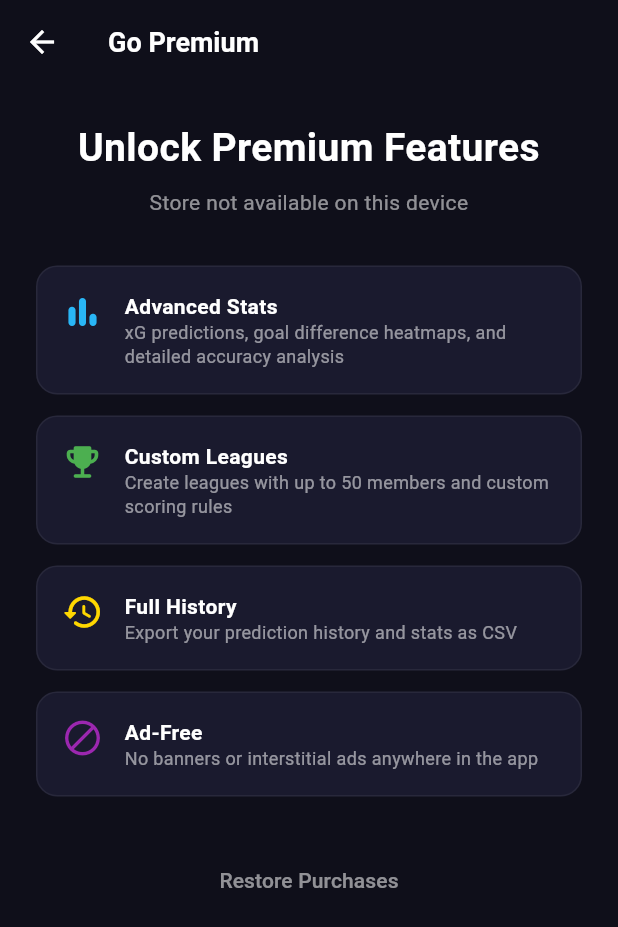
After one commit to Mattathiasa/prediction_league, a Flutter app: the PaywallScreen screen opened directly, after a tap on "Restore Purchases", on a phone screen of 412 x 824 dp. The commit adds this screen. Shown: the top 927 px of the screen. Run offline on Flutter 3.47's test engine with Material 3 defaults, Android fonts, the phone set to English and light mode, and no system bars; our stand-ins replace cached_network_image, cloud_firestore, firebase_auth, firebase_core, flutter_local_notifications, google_mobile_ads and 5 more; missing offline and left inert: firebase_app_check; accounts and stored records are empty; generated files the repository leaves out were written again; network calls fail.

Commit message:
feat: add monetization framework (premium subscriptions + AdMob banners)
- Add google_mobile_ads and in_app_purchase dependencies
- Add shared_preferences for local premium state caching
- Create SubscriptionService with product querying, purchase flow, restore
- Create PaywallScreen with feature showcase and product purchase buttons
- Add BannerAdWidget with ConditionalBannerAd wrapper
- Integrate premium check in HomeScreen (banner ads shown for free users)
- Add Go Premium option to HomeScreen popup menu
- Initialize MobileAds and App Check in main()

```diff
--- a/lib/main.dart
+++ b/lib/main.dart
@@ -1,6 +1,7 @@
 import 'package:flutter/material.dart';
 import 'package:firebase_core/firebase_core.dart';
 import 'package:firebase_app_check/firebase_app_check.dart';
+import 'package:google_mobile_ads/google_mobile_ads.dart';
 import 'package:provider/provider.dart';
 import 'package:timezone/data/latest_all.dart' as tz;
 import 'firebase_options.dart';
@@ -9,6 +10,7 @@ import 'providers/league_provider.dart';
 import 'providers/prediction_provider.dart';
 import 'services/auth_service.dart';
 import 'services/notification_service.dart';
+import 'services/subscription_service.dart';
 import 'screens/auth_screen.dart';
 import 'screens/verify_email_screen.dart';
 import 'screens/home_screen.dart';
@@ -26,6 +28,8 @@ void main() async {
     appleProvider: AppleProvider.debug,
   );
 
+  MobileAds.instance.initialize();
+
   await NotificationService.initialize();
   await NotificationService.requestPermission();
 
@@ -40,6 +44,7 @@ class PredictionLeagueApp extends StatelessWidget {
     return MultiProvider(
       providers: [
         ChangeNotifierProvider(create: (_) => AuthService()),
+        ChangeNotifierProvider(create: (_) => SubscriptionService()),
         ChangeNotifierProvider(create: (_) => FixtureProvider()),
         ChangeNotifierProxyProvider<AuthService, PredictionProvider>(
           create: (_) => PredictionProvider(),
--- a/lib/screens/home_screen.dart
+++ b/lib/screens/home_screen.dart
@@ -2,12 +2,15 @@ import 'package:flutter/material.dart';
 import 'package:provider/provider.dart';
 import 'package:cached_network_image/cached_network_image.dart';
 import '../services/auth_service.dart';
+import '../services/subscription_service.dart';
 import '../models/user_model.dart';
+import '../widgets/banner_ad_widget.dart';
 import 'admin_screen.dart';
 import 'fixture_list_screen.dart';
 import 'history_screen.dart';
 import 'leaderboard_screen.dart';
 import 'my_league_screen.dart';
+import 'paywall_screen.dart';
 import 'profile_screen.dart';
 import 'results_screen.dart';
 
@@ -40,6 +43,9 @@ class HomeScreen extends StatelessWidget {
               if (value == 'admin') {
                 Navigator.push(context,
                     MaterialPageRoute(builder: (_) => const AdminScreen()));
+              } else if (value == 'premium') {
+                Navigator.push(context,
+                    MaterialPageRoute(builder: (_) => const PaywallScreen()));
               } else if (value == 'signout') {
                 final confirmed = await _confirmSignOut(context);
                 if (confirmed && context.mounted) await auth.signOut();
@@ -53,6 +59,15 @@ class HomeScreen extends StatelessWidget {
                       color: Colors.white54, size: 18),
                   SizedBox(width: 10),
                   Text('Admin', style: TextStyle(color: Colors.white70)),
+                ]),
+              ),
+              const PopupMenuItem(
+                value: 'premium',
+                child: Row(children: [
+                  Icon(Icons.star_outline,
+                      color: Colors.white54, size: 18),
+                  SizedBox(width: 10),
+                  Text('Go Premium', style: TextStyle(color: Colors.white70)),
                 ]),
               ),
               const PopupMenuItem(
@@ -96,6 +111,12 @@ class HomeScreen extends StatelessWidget {
             _MyLeagueNavCard(),
             const SizedBox(height: 12),
             _ProfileNavCard(),
+            const SizedBox(height: 12),
+            Consumer<SubscriptionService>(
+              builder: (context, sub, _) => ConditionalBannerAd(
+                isPremium: sub.isPremium,
+              ),
+            ),
           ],
         ),
       ),
--- /dev/null
+++ b/lib/screens/paywall_screen.dart
@@ -0,0 +1,231 @@
+import 'package:flutter/material.dart';
+import 'package:provider/provider.dart';
+import 'package:in_app_purchase/in_app_purchase.dart';
+import '../services/subscription_service.dart';
+
+class PaywallScreen extends StatefulWidget {
+  const PaywallScreen({super.key});
+
+  @override
+  State<PaywallScreen> createState() => _PaywallScreenState();
+}
+
+class _PaywallScreenState extends State<PaywallScreen> {
+  @override
+  void initState() {
+    super.initState();
+    WidgetsBinding.instance.addPostFrameCallback((_) {
+      context.read<SubscriptionService>().init();
+    });
+  }
+
+  @override
+  Widget build(BuildContext context) {
+    final sub = context.watch<SubscriptionService>();
+
+    return Scaffold(
+      backgroundColor: const Color(0xFF0F0F1A),
+      appBar: AppBar(
+        backgroundColor: const Color(0xFF0F0F1A),
+        elevation: 0,
+        iconTheme: const IconThemeData(color: Colors.white),
+        title: const Text(
+          'Go Premium',
+          style: TextStyle(
+            color: Colors.white,
+            fontWeight: FontWeight.bold,
+            fontSize: 18,
+          ),
+        ),
+      ),
+      body: sub.loading
+          ? const Center(
+              child: CircularProgressIndicator(color: Color(0xFF4CAF50)),
+            )
+          : SingleChildScrollView(
+              padding: const EdgeInsets.all(24),
+              child: Column(
+                crossAxisAlignment: CrossAxisAlignment.stretch,
+                children: [
+                  const Text(
+                    'Unlock Premium Features',
+                    style: TextStyle(
+                      color: Colors.white,
+                      fontSize: 26,
+                      fontWeight: FontWeight.bold,
+                    ),
+                    textAlign: TextAlign.center,
+                  ),
+                  const SizedBox(height: 8),
+                  Text(
+                    sub.error ?? 'Get the most out of Prediction League',
+                    style: const TextStyle(color: Colors.white54, fontSize: 14),
+                    textAlign: TextAlign.center,
+                  ),
+                  const SizedBox(height: 32),
+                  const _FeatureCard(
+                    icon: Icons.bar_chart_rounded,
+                    title: 'Advanced Stats',
+                    description: 'xG predictions, goal difference heatmaps, '
+                        'and detailed accuracy analysis',
+                    color: Color(0xFF29B6F6),
+                  ),
+                  const SizedBox(height: 14),
+                  const _FeatureCard(
+                    icon: Icons.emoji_events_rounded,
+                    title: 'Custom Leagues',
+                    description: 'Create leagues with up to 50 members '
+                        'and custom scoring rules',
+                    color: Color(0xFF4CAF50),
+                  ),
+                  const SizedBox(height: 14),
+                  const _FeatureCard(
+                    icon: Icons.history_rounded,
+                    title: 'Full History',
+                    description: 'Export your prediction history and stats '
+                        'as CSV',
+                    color: Color(0xFFFFD700),
+                  ),
+                  const SizedBox(height: 14),
+                  const _FeatureCard(
+                    icon: Icons.block,
+                    title: 'Ad-Free',
+                    description: 'No banners or interstitial ads anywhere '
+                        'in the app',
+                    color: Color(0xFF9C27B0),
+                  ),
+                  const SizedBox(height: 32),
+                  ...sub.products.map((product) => _ProductButton(
+                        product: product,
+                        service: sub,
+                      )),
+                  TextButton(
+                    onPressed: sub.restorePurchases,
+                    child: const Text(
+                      'Restore Purchases',
+                      style: TextStyle(color: Colors.white54),
+                    ),
+                  ),
+                ],
+              ),
+            ),
+    );
+  }
+}
+
+class _FeatureCard extends StatelessWidget {
+  final IconData icon;
+  final String title;
+  final String description;
+  final Color color;
+
+  const _FeatureCard({
+    required this.icon,
+    required this.title,
+    required this.description,
+    required this.color,
+  });
+
+  @override
+  Widget build(BuildContext context) {
+    return Container(
+      padding: const EdgeInsets.all(16),
+      decoration: BoxDecoration(
+        color: const Color(0xFF1A1A2E),
+        borderRadius: BorderRadius.circular(14),
+        border: Border.all(color: Colors.white.withValues(alpha: 0.06)),
+      ),
+      child: Row(
+        crossAxisAlignment: CrossAxisAlignment.start,
+        children: [
+          Icon(icon, color: color, size: 28),
+          const SizedBox(width: 14),
+          Expanded(
+            child: Column(
+              crossAxisAlignment: CrossAxisAlignment.start,
+              children: [
+                Text(
+                  title,
+                  style: const TextStyle(
+                    color: Colors.white,
+                    fontWeight: FontWeight.bold,
+                    fontSize: 14,
+                  ),
+                ),
+                Text(
+                  description,
+                  style: const TextStyle(
+                    color: Colors.white54,
+                    fontSize: 12,
+                    height: 1.3,
+                  ),
+                ),
+              ],
+            ),
+          ),
+        ],
+      ),
+    );
+  }
+}
+
+class _ProductButton extends StatelessWidget {
+  final ProductDetails product;
+  final SubscriptionService service;
+
+  const _ProductButton({required this.product, required this.service});
+
+  @override
+  Widget build(BuildContext context) {
+    final isCurrentlyPurchased = service.isPremium;
+
+    return Padding(
+      padding: const EdgeInsets.only(bottom: 12),
+      child: SizedBox(
+        height: 56,
+        child: ElevatedButton(
+          onPressed: service.loading || isCurrentlyPurchased
+              ? null
+              : () => service.buy(product),
+          style: ElevatedButton.styleFrom(
+            backgroundColor: isCurrentlyPurchased
+                ? const Color(0xFF333344)
+                : const Color(0xFF4CAF50),
+            shape: RoundedRectangleBorder(
+              borderRadius: BorderRadius.circular(14),
+            ),
+          ),
+          child: service.loading
+              ? const SizedBox(
+                  width: 22,
+                  height: 22,
+                  child: CircularProgressIndicator(
+                    color: Colors.white,
+                    strokeWidth: 2,
+                  ),
+                )
+              : Row(
+                  mainAxisAlignment: MainAxisAlignment.center,
+                  children: [
+                    Text(
+                      isCurrentlyPurchased ? 'Purchased' : product.title,
+                      style: const TextStyle(
+                        fontSize: 15,
+                        fontWeight: FontWeight.bold,
+                      ),
+                    ),
+                    const SizedBox(width: 8),
+                    Text(
+                      product.price,
+                      style: const TextStyle(
+                        fontSize: 14,
+                        color: Colors.white70,
+                      ),
+                    ),
+                  ],
+                ),
+        ),
+      ),
+    );
+  }
+}
--- /dev/null
+++ b/lib/services/subscription_service.dart
@@ -0,0 +1,115 @@
+import 'dart:async';
+import 'package:flutter/foundation.dart';
+import 'package:in_app_purchase/in_app_purchase.dart';
+import 'package:shared_preferences/shared_preferences.dart';
+
+class SubscriptionService extends ChangeNotifier {
+  StreamSubscription<List<PurchaseDetails>>? _subscription;
+  List<ProductDetails> _products = [];
+  final Set<String> _purchased = {};
+  bool _loading = false;
+  String? _error;
+
+  List<ProductDetails> get products => _products;
+  bool get loading => _loading;
+  String? get error => _error;
+  bool get isPremium => _purchased.isNotEmpty;
+  Set<String> get purchased => _purchased;
+
+  static const _kPremiumId = 'premium_monthly';
+  static const _kNoAdsId = 'remove_ads';
+
+  static const _kProductIds = {_kPremiumId, _kNoAdsId};
+
+  Future<void> init() async {
+    final available = await InAppPurchase.instance.isAvailable();
+    if (!available) {
+      _error = 'Store not available on this device';
+      notifyListeners();
+      return;
+    }
+
+    final ProductDetailsResponse response =
+        await InAppPurchase.instance.queryProductDetails(_kProductIds);
+
+    if (response.error != null) {
+      _error = response.error.toString();
+      notifyListeners();
+      return;
+    }
+
+    _products = response.productDetails;
+
+    _subscription = InAppPurchase.instance.purchaseStream.listen(
+      _onPurchasesUpdated,
+      onError: (e) {
+        _error = e.toString();
+        notifyListeners();
+      },
+    );
+
+    await _loadPremiumState();
+    await restorePurchases();
+  }
+
+  Future<void> buy(ProductDetails product) async {
+    _loading = true;
+    _error = null;
+    notifyListeners();
+
+    try {
+      final purchaseParam = PurchaseParam(productDetails: product);
+      await InAppPurchase.instance.buyNonConsumable(
+        purchaseParam: purchaseParam,
+      );
+    } catch (e) {
+      _error = e.toString();
+      notifyListeners();
+    } finally {
+      _loading = false;
+      notifyListeners();
+    }
+  }
+
+  void _onPurchasesUpdated(List<PurchaseDetails> purchases) {
+    for (final purchase in purchases) {
+      if (purchase.status == PurchaseStatus.purchased) {
+        _purchased.add(purchase.productID);
+        InAppPurchase.instance.completePurchase(purchase);
+        _savePremiumState();
+        notifyListeners();
+      } else if (purchase.status == PurchaseStatus.error) {
+        _error = purchase.error.toString();
+        notifyListeners();
+      }
+    }
+  }
+
+  Future<void> _savePremiumState() async {
+    final prefs = await SharedPreferences.getInstance();
+    await prefs.setBool('is_premium', _purchased.isNotEmpty);
+  }
+
+  Future<void> _loadPremiumState() async {
+    final prefs = await SharedPreferences.getInstance();
+    _isPremium = prefs.getBool('is_premium') ?? false;
+  }
+
+  bool _isPremium = false;
+  bool get isPremiumUser => _isPremium || _purchased.isNotEmpty;
+
+  Future<void> restorePurchases() async {
+    try {
+      await InAppPurchase.instance.restorePurchases();
+    } catch (e) {
+      _error = e.toString();
+      notifyListeners();
+    }
+  }
+
+  @override
+  void dispose() {
+    _subscription?.cancel();
+    super.dispose();
+  }
+}
--- a/pubspec.yaml
+++ b/pubspec.yaml
@@ -21,6 +21,9 @@ dependencies:
   flutter_local_notifications: ^18.0.1
   timezone: ^0.10.1
   share_plus: ^13.3.0
+  google_mobile_ads: ^9.1.0
+  in_app_purchase: ^3.3.1
+  shared_preferences: ^2.5.5
 
 dev_dependencies:
   flutter_test:
```
Also changed, not shown: lib/widgets/banner_ad_widget.dart (added, +71 -0 lines), pubspec.lock.
